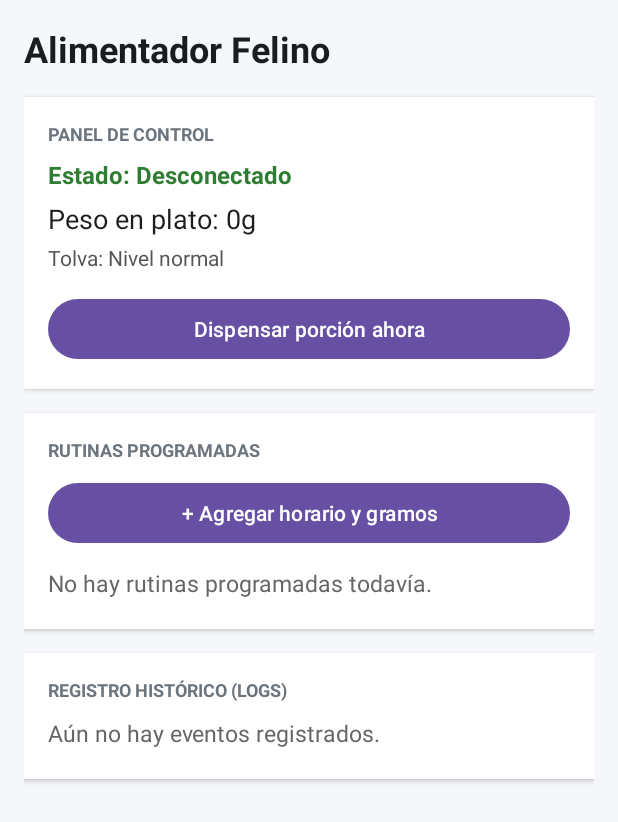
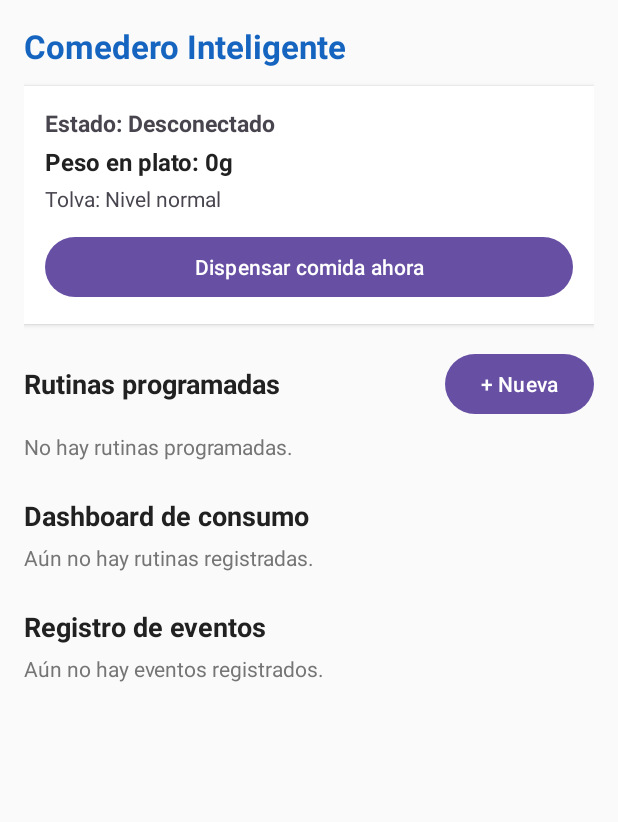
Before and after one commit to Alejandra-437/Comedero-para-gato, an Android app: the screen it shows after launch (MainActivity), on a phone screen of 412 x 824 dp. Shown: the top 822 px of the screen. Run offline under Robolectric (Android 15) with nearby library versions, the phone set to English and light mode, and no system bars; our stand-ins replace Firebase (no records; nobody signed in at launch, a user with empty details on screens opened directly).

Commit message:
reparar botones y balanza

```diff
--- a/Alimentador/app/src/main/res/layout/activity_main.xml
+++ b/Alimentador/app/src/main/res/layout/activity_main.xml
@@ -2,153 +2,156 @@
 <ScrollView xmlns:android="http://schemas.android.com/apk/res/android"
     android:layout_width="match_parent"
     android:layout_height="match_parent"
-    android:background="#F5F7FA"
-    android:padding="16dp">
+    android:background="#FAFAFA"
+    android:fillViewport="true">
 
     <LinearLayout
         android:layout_width="match_parent"
         android:layout_height="wrap_content"
-        android:orientation="vertical">
+        android:orientation="vertical"
+        android:padding="16dp">
 
+        <!-- TÍTULO PRINCIPAL -->
         <TextView
-            android:layout_width="wrap_content"
+            android:layout_width="match_parent"
             android:layout_height="wrap_content"
-            android:text="Alimentador Felino"
-            android:textSize="24sp"
+            android:text="Comedero Inteligente"
+            android:textSize="22sp"
             android:textStyle="bold"
-            android:textColor="#1A1C1E"
-            android:layout_marginBottom="16dp" />
+            android:textColor="#1565C0"
+            android:layout_marginBottom="12dp" />
 
-        <!-- 1. Panel de Control (Dashboard) -->
+        <!-- PANEL DE ESTADO DEL DISPOSITIVO -->
         <LinearLayout
             android:layout_width="match_parent"
             android:layout_height="wrap_content"
             android:orientation="vertical"
             android:background="#FFFFFF"
-            android:padding="16dp"
+            android:padding="14dp"
             android:elevation="2dp"
             android:layout_marginBottom="16dp">
 
             <TextView
-                android:layout_width="wrap_content"
+                android:id="@+id/tvEstadoWifi"
+                android:layout_width="match_parent"
                 android:layout_height="wrap_content"
-                android:text="PANEL DE CONTROL"
-                android:textSize="12sp"
+                android:text="Estado: Desconectado"
+                android:textSize="15sp"
                 android:textStyle="bold"
-                android:textColor="#6C757D" />
-
-            <TextView
-                android:id="@+id/tvEstadoWifi"
-                android:layout_width="wrap_content"
-                android:layout_height="wrap_content"
-                android:text="Estado: Conectando..."
-                android:textSize="16sp"
-                android:textStyle="bold"
-                android:textColor="#2E7D32"
-                android:layout_marginTop="8dp" />
+                android:layout_marginBottom="4dp" />
 
             <TextView
                 android:id="@+id/tvPesoPlato"
-                android:layout_width="wrap_content"
+                android:layout_width="match_parent"
                 android:layout_height="wrap_content"
                 android:text="Peso actual en plato: 0g"
-                android:textSize="18sp"
-                android:textColor="#1A1C1E"
-                android:layout_marginTop="6dp" />
+                android:textSize="16sp"
+                android:textStyle="bold"
+                android:textColor="#212121"
+                android:layout_marginBottom="4dp" />
 
             <TextView
                 android:id="@+id/tvEstadoTolva"
-                android:layout_width="wrap_content"
+                android:layout_width="match_parent"
                 android:layout_height="wrap_content"
                 android:text="Tolva: Nivel normal"
                 android:textSize="14sp"
-                android:textColor="#555555"
-                android:layout_marginTop="4dp" />
+                android:layout_marginBottom="12dp" />
 
             <Button
                 android:id="@+id/btnDispensarAhora"
                 android:layout_width="match_parent"
                 android:layout_height="wrap_content"
-                android:text="Dispensar porción ahora"
-                android:layout_marginTop="14dp" />
+                android:text="Dispensar comida ahora" />
         </LinearLayout>
 
-        <!-- 2. Rutinas Nutricionales -->
+        <!-- SECCIÓN DE RUTINAS PROGRAMADAS -->
         <LinearLayout
             android:layout_width="match_parent"
             android:layout_height="wrap_content"
-            android:orientation="vertical"
-            android:background="#FFFFFF"
-            android:padding="16dp"
-            android:elevation="2dp"
-            android:layout_marginBottom="16dp">
+            android:orientation="horizontal"
+            android:gravity="center_vertical"
+            android:layout_marginBottom="8dp">
 
             <TextView
-                android:layout_width="wrap_content"
+                android:layout_width="0dp"
                 android:layout_height="wrap_content"
-                android:text="RUTINAS PROGRAMADAS"
-                android:textSize="12sp"
+                android:layout_weight="1"
+                android:text="Rutinas programadas"
+                android:textSize="18sp"
                 android:textStyle="bold"
-                android:textColor="#6C757D" />
+                android:textColor="#212121" />
 
             <Button
                 android:id="@+id/btnNuevaRutina"
-                android:layout_width="match_parent"
+                android:layout_width="wrap_content"
                 android:layout_height="wrap_content"
-                android:text="+ Agregar horario y gramos"
-                android:layout_marginTop="10dp" />
+                android:text="+ Nueva" />
+        </LinearLayout>
 
         <TextView
             android:id="@+id/tvSinRutinas"
             android:layout_width="match_parent"
             android:layout_height="wrap_content"
-                android:text="No hay rutinas programadas todavía."
-                android:textSize="15sp"
-                android:textColor="#666666"
-                android:layout_marginTop="12dp" />
+            android:text="No hay rutinas programadas."
+            android:textColor="#757575"
+            android:layout_marginBottom="8dp" />
 
         <LinearLayout
             android:id="@+id/llContenedorRutinas"
             android:layout_width="match_parent"
             android:layout_height="wrap_content"
             android:orientation="vertical"
-                android:layout_marginTop="4dp" />
-        </LinearLayout>
+            android:layout_marginBottom="16dp" />
 
-        <!-- 3. Registro Histórico (Logs) -->
+        <!-- SECCIÓN NUEVA: DASHBOARD DE CONSUMO -->
+        <TextView
+            android:layout_width="match_parent"
+            android:layout_height="wrap_content"
+            android:text="Dashboard de consumo"
+            android:textSize="18sp"
+            android:textStyle="bold"
+            android:textColor="#212121"
+            android:layout_marginBottom="6dp" />
+
+        <TextView
+            android:id="@+id/tvSinHistorial"
+            android:layout_width="match_parent"
+            android:layout_height="wrap_content"
+            android:text="Aún no hay rutinas registradas."
+            android:textColor="#757575"
+            android:layout_marginBottom="8dp" />
+
         <LinearLayout
+            android:id="@+id/llContenedorHistorial"
             android:layout_width="match_parent"
             android:layout_height="wrap_content"
             android:orientation="vertical"
-            android:background="#FFFFFF"
-            android:padding="16dp"
-            android:elevation="2dp"
-            android:layout_marginBottom="16dp">
+            android:layout_marginBottom="16dp" />
 
+        <!-- SECCIÓN DE LOGS -->
         <TextView
-                android:layout_width="wrap_content"
+            android:layout_width="match_parent"
             android:layout_height="wrap_content"
-                android:text="REGISTRO HISTÓRICO (LOGS)"
-                android:textSize="12sp"
+            android:text="Registro de eventos"
+            android:textSize="18sp"
             android:textStyle="bold"
-                android:textColor="#6C757D" />
+            android:textColor="#212121"
+            android:layout_marginBottom="6dp" />
 
         <TextView
             android:id="@+id/tvSinLogs"
             android:layout_width="match_parent"
             android:layout_height="wrap_content"
             android:text="Aún no hay eventos registrados."
-                android:textSize="15sp"
-                android:textColor="#666666"
-                android:layout_marginTop="10dp" />
+            android:textColor="#757575"
+            android:layout_marginBottom="8dp" />
 
         <LinearLayout
             android:id="@+id/llContenedorLogs"
             android:layout_width="match_parent"
             android:layout_height="wrap_content"
-                android:orientation="vertical"
-                android:layout_marginTop="4dp" />
-        </LinearLayout>
+            android:orientation="vertical" />
 
     </LinearLayout>
 </ScrollView>
```
Also changed, not shown: Alimentador/app/src/main/java/com/example/alimentador/MainActivity.kt (+116 -14 lines), 1 other file. Lines whose indentation alone changed are shown as unchanged.
